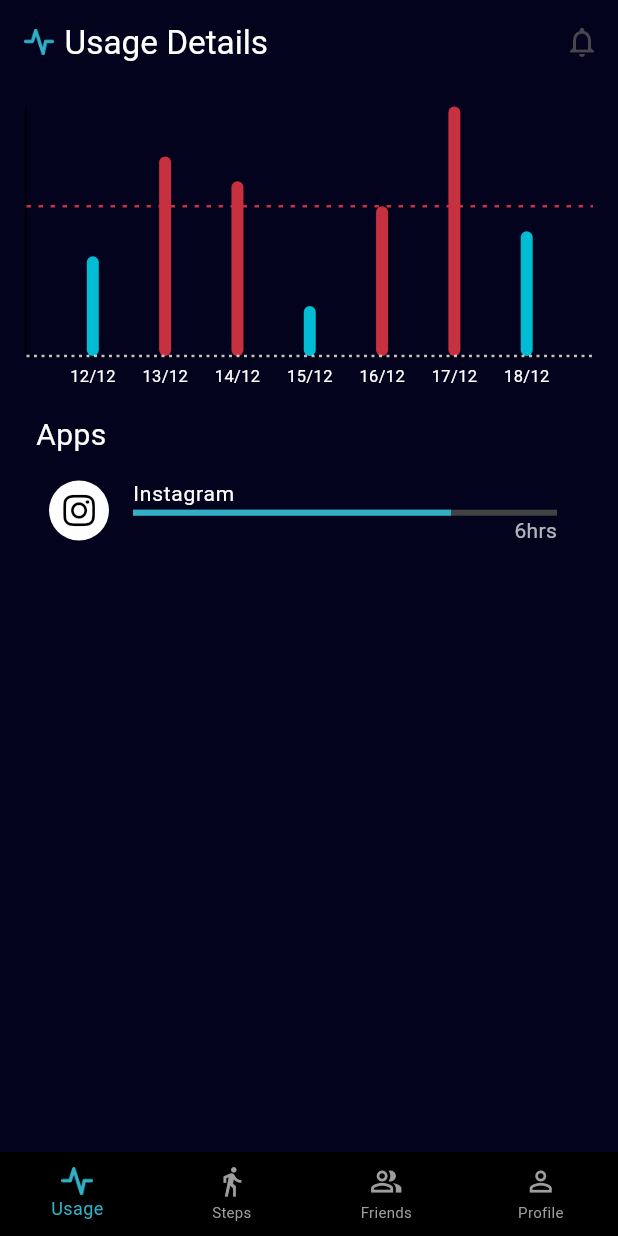
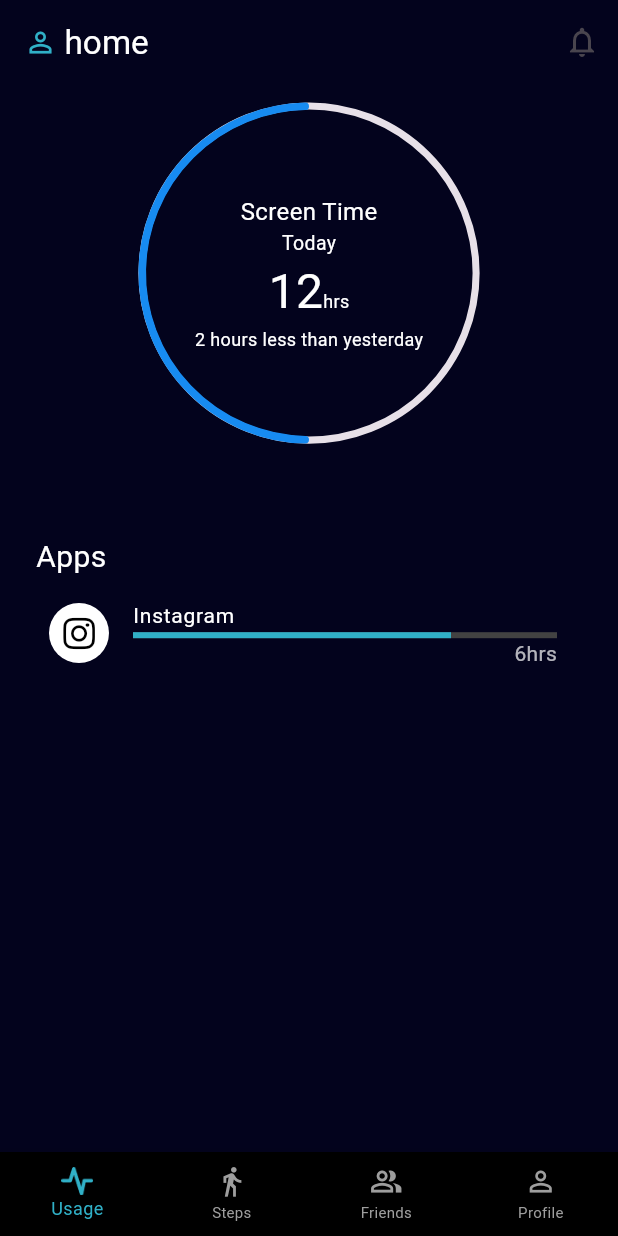
Before and after one commit to OmarAbdelgilil/trackwise_mobile_app, a Flutter app: the screen it shows after launch, on a phone screen of 412 x 824 dp. Run offline on Flutter 3.47's test engine with Material 3 defaults, Android fonts, the phone set to English and light mode, and no system bars; drawn by our look-alikes of fl_chart, syncfusion_flutter_gauges; our stand-ins replace dio, flutter_riverpod, flutter_screenutil, font_awesome_flutter, get_it, google_fonts and 3 more.

Commit message:
nav bar - app bar done

```diff
--- a/lib/features/Home/presentation/home_screen.dart
+++ b/lib/features/Home/presentation/home_screen.dart
@@ -1,9 +1,10 @@
 import 'package:flutter/material.dart';
 import 'package:flutter_screenutil/flutter_screenutil.dart';
+import 'package:track_wise_mobile_app/features/Home/presentation/nav_bar_router/nav_bar_router.dart';
 import 'package:track_wise_mobile_app/features/Home/presentation/widgets/app_tile.dart';
 import 'package:track_wise_mobile_app/features/Home/presentation/widgets/bar_chart.dart';
 import 'package:track_wise_mobile_app/features/Home/presentation/widgets/bottom_nav_bar.dart';
-// import 'package:track_wise_mobile_app/features/Home/presentation/widgets/circle_progress_bar.dart';
+import 'package:track_wise_mobile_app/features/Home/presentation/widgets/circle_progress_bar.dart';
 import 'package:track_wise_mobile_app/features/Home/presentation/widgets/scaffold_app_bar.dart';
 import 'package:track_wise_mobile_app/utils/colors_manager.dart';
 import 'package:track_wise_mobile_app/utils/strings_manager.dart';
@@ -22,14 +23,18 @@ class _HomeScreenState extends State<HomeScreen> {
       appBar:const ScaffoldAppBar(),
       bottomNavigationBar: const BottomNavBar(),
       backgroundColor: ColorsManager.backgroundColor,
-      body: SingleChildScrollView(
+      body: ValueListenableBuilder<Map<String,dynamic>>(
+        valueListenable: currentPageNotifier,
+        builder: (context, value, child) {
+          return value['widget'] is! HomeScreen ? value['widget'] :
+          SingleChildScrollView(
             child: Padding(
               padding: EdgeInsets.symmetric(horizontal:18.0.h),
               child:  Column(
                 mainAxisAlignment: MainAxisAlignment.start,
                 children: [
-              //const CircleProgressBar(),
-              const BarChartWidget(),
+                  const CircleProgressBar(),
+                  //const BarChartWidget(),
                   Container(alignment: Alignment.centerLeft,padding: EdgeInsets.only(left: 8.h) ,child: const Text(StringsManager.apps,style: TextStyle(color: Colors.white,fontSize: 20),)),
                   SizedBox(
                     height: 290.h,
@@ -42,6 +47,8 @@ class _HomeScreenState extends State<HomeScreen> {
                 ],
               ),
             ),
+          );
+        }
       )
     );
   }
--- /dev/null
+++ b/lib/features/Home/presentation/nav_bar_router/app_router.dart
@@ -0,0 +1,6 @@
+class AppRoutes {
+  static const String homeScreen = 'Usage Details';
+  static const String steps = 'Steps Count';
+  static const String friends = "Friends";
+  static const String profile = 'Profile';
+}
--- a/lib/features/Home/presentation/widgets/circle_progress_bar.dart
+++ b/lib/features/Home/presentation/widgets/circle_progress_bar.dart
@@ -10,7 +10,7 @@ class CircleProgressBar extends StatelessWidget {
     return ClipRect(
   child: Align(
     alignment: Alignment.bottomCenter,
-    heightFactor: 0.9,child: SfRadialGauge(axes: <RadialAxis>[
+    heightFactor: 0.86,child: SfRadialGauge(axes: <RadialAxis>[
                       RadialAxis(
                         annotations: const [
                           GaugeAnnotation(widget: Column(
@@ -21,7 +21,7 @@ class CircleProgressBar extends StatelessWidget {
                               Text('Today',style: TextStyle(color: Colors.white,fontSize: 13),),
                               Row(
                                 mainAxisAlignment: MainAxisAlignment.center,
-                                crossAxisAlignment: CrossAxisAlignment.baseline, // Aligns text based on their baseline
+                                crossAxisAlignment: CrossAxisAlignment.baseline,
                                 textBaseline: TextBaseline.alphabetic,
                                 children: [
                                   Text('12',style: TextStyle(color: Colors.white,fontSize: 32),),
@@ -40,7 +40,7 @@ class CircleProgressBar extends StatelessWidget {
                         endAngle: 90 + 360,
                         showLabels: false,
                         showTicks: false,
-                        radiusFactor: 0.7,
+                        radiusFactor: 0.65,
                         axisLineStyle: const AxisLineStyle(
                           thickness: 4.7
                         ),
--- a/lib/features/Home/presentation/widgets/scaffold_app_bar.dart
+++ b/lib/features/Home/presentation/widgets/scaffold_app_bar.dart
@@ -1,28 +1,48 @@
 import 'package:flutter/material.dart';
 import 'package:flutter_screenutil/flutter_screenutil.dart';
+import 'package:track_wise_mobile_app/features/Home/presentation/nav_bar_router/app_router.dart';
+import 'package:track_wise_mobile_app/features/Home/presentation/nav_bar_router/nav_bar_router.dart';
 import 'package:track_wise_mobile_app/utils/colors_manager.dart';
 import 'package:track_wise_mobile_app/utils/image_path_manager.dart';
-import 'package:track_wise_mobile_app/utils/strings_manager.dart';
 
 class ScaffoldAppBar extends StatelessWidget implements PreferredSizeWidget{
   const ScaffoldAppBar({super.key});
   @override
   Size get preferredSize => const Size.fromHeight(kToolbarHeight);
+  Widget _getIcon(String currentPage)
+  {
+    switch (currentPage) {
+      case AppRoutes.homeScreen:
+        return Image.asset(
+                ImagePathManager.heartBeat,
+                fit: BoxFit.contain,
+                width: 22.w,
+              );
+      case AppRoutes.steps:
+        return const Icon(Icons.directions_walk, size: 22, color: ColorsManager.blue,);
+      case AppRoutes.friends:
+        return const Icon(Icons.people_alt_outlined, size: 22,color: ColorsManager.blue);
+      case AppRoutes.profile:
+        return const Icon(Icons.person_outline, size: 22,color: ColorsManager.blue);
+      default:
+        return const Icon(Icons.person_outline, size: 22,color: ColorsManager.blue);
+    }
+  }
   @override
   Widget build(BuildContext context) {
+    return ValueListenableBuilder(
+      valueListenable: currentPageNotifier,
+      builder: (context, value, child) {
+        final Widget icon = _getIcon(value['currentPage']);
         return AppBar(
           title: Row(
             children: [
-          Image.asset(
-            ImagePathManager.heartBeat,
-            fit: BoxFit.contain,
-            width: 20.w,
-          ),
+              icon ,
               SizedBox(
-            width: 7.w,
+                width: 5.w,
               ),
               Text(
-            StringsManager.homeScreenTitle,
+                value['currentPage'],
                 style: TextStyle(fontSize: 24.sp, color: Colors.white),
               ),
             ],
@@ -36,4 +56,6 @@ class ScaffoldAppBar extends StatelessWidget implements PreferredSizeWidget{
           ],
         );
       }
+    );
   }
+}
--- a/lib/utils/strings_manager.dart
+++ b/lib/utils/strings_manager.dart
@@ -12,7 +12,6 @@ class StringsManager {
   static const String signUp = "sign up";
   static const String or = "OR";
   static const String signWithGoogle = "Sign in with google";
-  static const String homeScreenTitle = "Usage Details";
   static const String screenTime = "Screen Time";
   static const String apps = "Apps";
   static const String usage = "Usage";
```
Also changed, not shown: lib/features/Home/presentation/nav_bar_router/nav_bar_router.dart (added, +33 -0 lines), lib/features/Home/presentation/widgets/bottom_nav_bar.dart (+21 -0 lines), lib/features/friends/presentation/friends_screen.dart (added, +10 -0 lines), lib/features/profile/presentation/friends_screen.dart (added, +10 -0 lines), 4 other files. Lines whose indentation alone changed are shown as unchanged.
